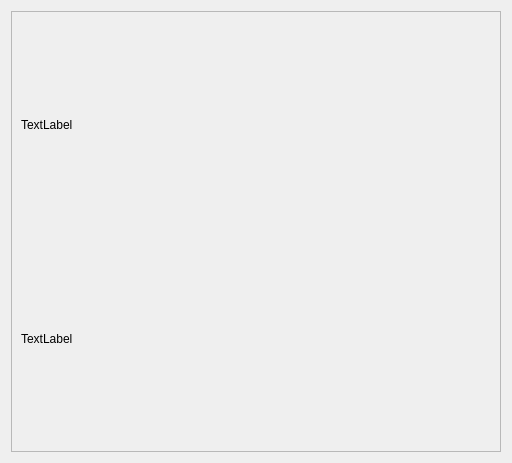
Before: the Qt Designer form about.ui in mohaneddz/Academia-Plus, drawn with Qt 5.
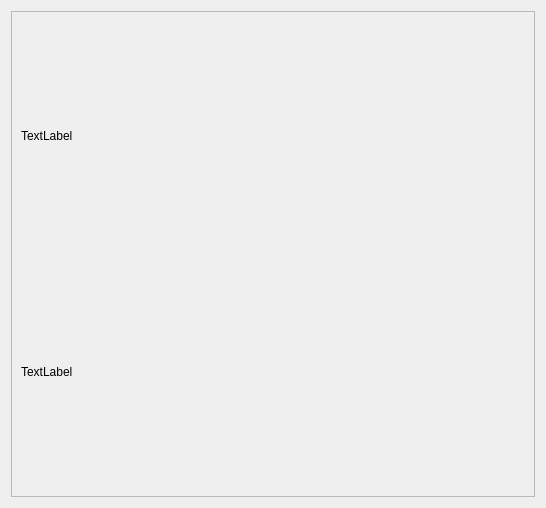
After: the same form once the commit is applied.

Diff of the .ui file:
```diff
--- a/about.ui
+++ b/about.ui
@@ -6,8 +6,8 @@
    <rect>
     <x>0</x>
     <y>0</y>
-    <width>512</width>
-    <height>463</height>
+    <width>546</width>
+    <height>508</height>
    </rect>
   </property>
   <property name="windowTitle">
```
